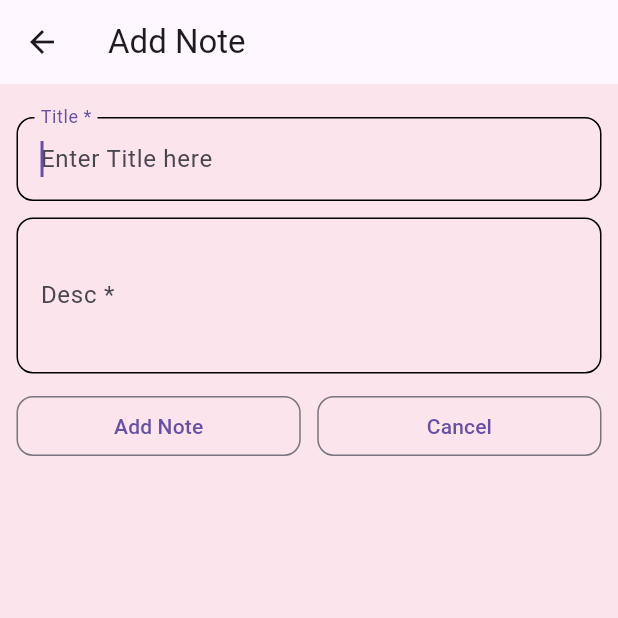
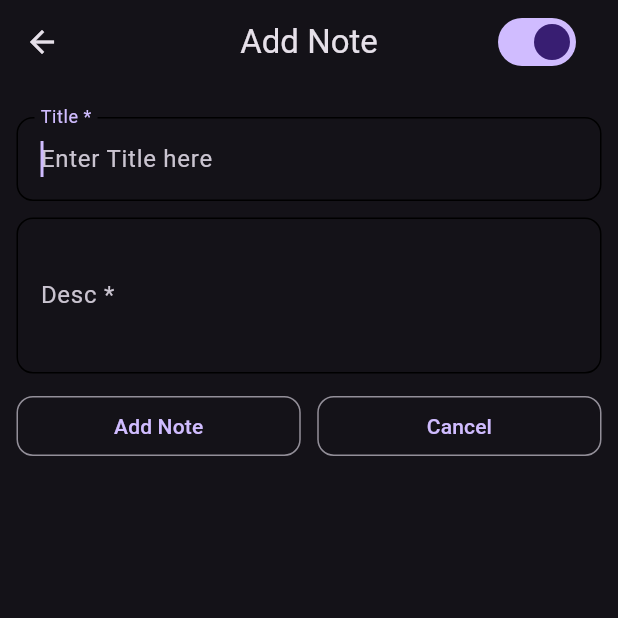
Before and after one commit to rakib5377/wsdatabase, a Flutter app: the screen it shows after launch, after a tap on the "add" icon, on a phone screen of 412 x 824 dp, the top half of it. Run offline on Flutter 3.47's test engine with Material 3 defaults, Android fonts, the light colour scheme and no system bars; our stand-ins replace lottie, shared_preferences, sqflite; accounts and stored records are empty.

Commit message:
DarkTheme added

```diff
--- a/lib/main.dart
+++ b/lib/main.dart
@@ -7,6 +7,7 @@ import 'package:wsdtabse/providerpractice/list_map_provider.dart';
 import 'package:wsdtabse/providerpractice/list_page.dart';
 import 'package:wsdtabse/services/DBProvider.dart';
 import 'package:wsdtabse/services/dbhelper.dart';
+import 'package:wsdtabse/services/theme_provider.dart';
 import 'package:wsdtabse/shared_pref/shared_pref.dart';
 
 import 'shared_pref/splashscreen.dart';
@@ -19,6 +20,7 @@ void main(){
         ChangeNotifierProvider(create: (context)=> CounterProvider()),
         ChangeNotifierProvider(create: (context)=> ListMapProvider()),
         ChangeNotifierProvider(create: (context)=> DBProvider(dbhelper: DBhelper.getInstance)),
+        ChangeNotifierProvider(create: (context)=> ThemeProvider())
       ],
       child: NoteApp()
       ));
@@ -30,9 +32,9 @@ class NoteApp extends StatelessWidget {
   Widget build(BuildContext context) {
     // TODO: implement build
     return MaterialApp(
-      theme:
-      ThemeData.light(),
-      //theme: ThemeData(appBarTheme: AppBarTheme(centerTitle: true,backgroundColor: Colors.pink, foregroundColor: Colors.white),scaffoldBackgroundColor: Colors.pink.shade100),
+      themeMode: context.watch<ThemeProvider>().getThemeValue() ? ThemeMode.dark : ThemeMode.light,
+      darkTheme: ThemeData(appBarTheme: AppBarTheme(centerTitle: true),iconTheme: IconThemeData(color: Colors.red),brightness: Brightness.dark),
+      theme: ThemeData(appBarTheme: AppBarTheme(centerTitle: true,backgroundColor: Colors.pink, foregroundColor: Colors.white),scaffoldBackgroundColor: Colors.pink.shade100),
       home: HomePage(),
 
     );
--- /dev/null
+++ b/lib/services/theme_provider.dart
@@ -0,0 +1,26 @@
+import 'package:flutter/material.dart';
+import 'package:shared_preferences/shared_preferences.dart';
+import 'package:wsdtabse/ui/settings.dart';
+class ThemeProvider extends ChangeNotifier{
+
+  bool _isDarkMode  = false;
+  ThemeProvider() {
+    _loadTheme();
+  }
+
+  bool getThemeValue () => _isDarkMode;
+
+  // events
+  void UpdateThemeMode({required bool value}) async{
+    _isDarkMode = value;
+    notifyListeners();
+    var SharedPref = await SharedPreferences.getInstance();
+    SharedPref.setBool(Settings.KEYTHEME, value);
+  }
+
+  Future<void> _loadTheme() async {
+    var SharedPref = await SharedPreferences.getInstance();
+    _isDarkMode =  SharedPref.getBool(Settings.KEYTHEME) ?? false;
+    notifyListeners();
+  }
+}
--- a/lib/ui/addpage.dart
+++ b/lib/ui/addpage.dart
@@ -2,6 +2,7 @@ import 'package:flutter/material.dart';
 import 'package:provider/provider.dart';
 import 'package:wsdtabse/services/DBProvider.dart';
 import 'package:wsdtabse/services/dbhelper.dart';
+import 'package:wsdtabse/services/theme_provider.dart';
 class AddPage extends StatefulWidget {
   int id;
   bool isUpdate;
@@ -30,11 +31,20 @@ class _AddPageState extends State<AddPage> {
       descController.text = widget.desc;
     }
     return Scaffold(
-      appBar: AppBar(title: Text(widget.isUpdate? "Update Note" : "Add Note"),),
+      appBar: AppBar(title: Text(widget.isUpdate? "Update Note" : "Add Note"),
+        actions: [
+        SizedBox(width: 160,
+          child: Consumer<ThemeProvider>(builder: (ctx, provider, __){
+            return SwitchListTile(value: provider.getThemeValue(),
+                onChanged: (newvalue){
+              provider.UpdateThemeMode(value: newvalue);
+            });
+          }),
+        )
+        ],),
       body:
 
       Container(
-      color: Colors.pink.shade50,
       child: Padding(
         padding: const EdgeInsets.all(11.0),
         child: Column(
```
Also changed, not shown: lib/ui/homepage.dart (+18 -3 lines), lib/ui/settings.dart (added, +32 -0 lines).
